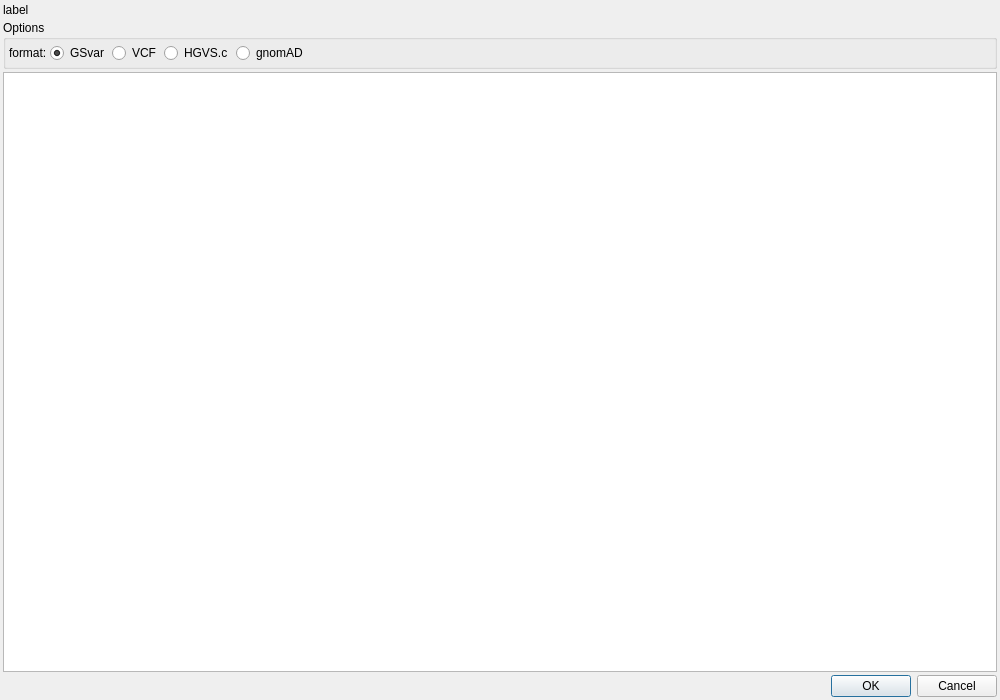
First picture: the form in src/GSvar/ImportDialog.ui, repository imgag/ngs-bits, before the edit.
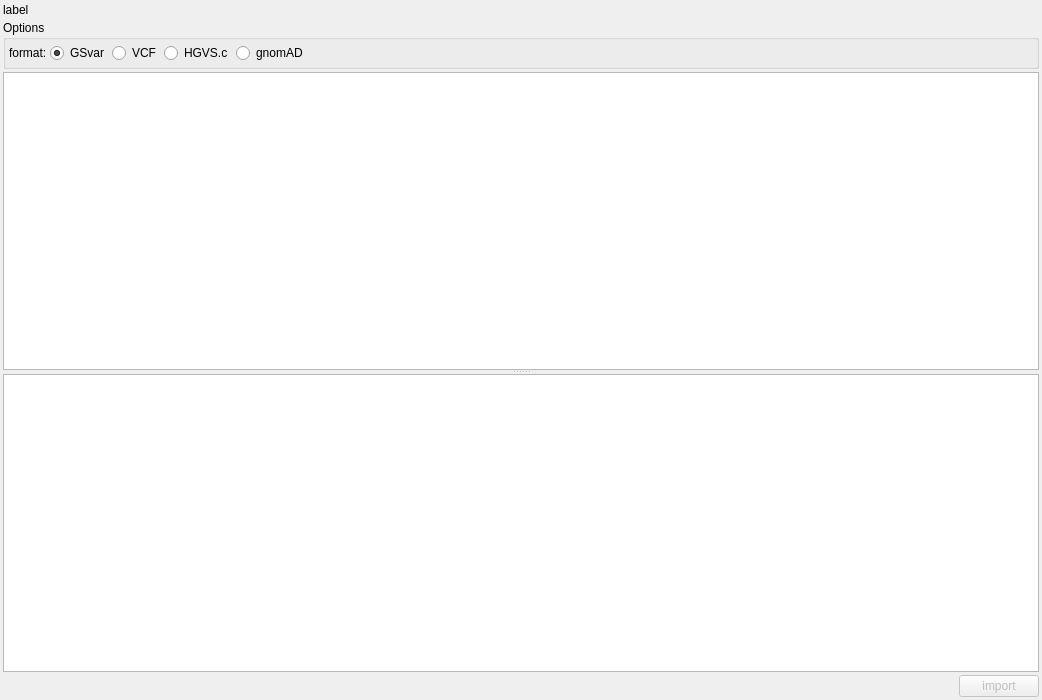
Second picture: the form after the edit.

Commit message: Added new import dialog

```diff
--- a/src/GSvar/ImportDialog.ui
+++ b/src/GSvar/ImportDialog.ui
@@ -6,7 +6,7 @@
    <rect>
     <x>0</x>
     <y>0</y>
-    <width>1000</width>
+    <width>1042</width>
     <height>700</height>
    </rect>
   </property>
@@ -19,7 +19,13 @@
   <property name="windowTitle">
    <string>Dialog</string>
   </property>
-  <layout class="QGridLayout" name="gridLayout">
+  <property name="sizeGripEnabled">
+   <bool>false</bool>
+  </property>
+  <layout class="QVBoxLayout" name="verticalLayout" stretch="0,0,1,0">
+   <property name="spacing">
+    <number>3</number>
+   </property>
    <property name="leftMargin">
     <number>3</number>
    </property>
@@ -32,20 +38,14 @@
    <property name="bottomMargin">
     <number>3</number>
    </property>
-   <property name="spacing">
-    <number>3</number>
-   </property>
-   <item row="4" column="0">
-    <widget class="QDialogButtonBox" name="buttonBox">
-     <property name="orientation">
-      <enum>Qt::Horizontal</enum>
-     </property>
-     <property name="standardButtons">
-      <set>QDialogButtonBox::Cancel|QDialogButtonBox::Ok</set>
+   <item>
+    <widget class="QLabel" name="label">
+     <property name="text">
+      <string>label</string>
      </property>
     </widget>
    </item>
-   <item row="1" column="0">
+   <item>
     <widget class="QGroupBox" name="variant_options">
      <property name="title">
       <string>Options</string>
@@ -126,7 +126,7 @@
         </property>
         <property name="sizeHint" stdset="0">
          <size>
-          <width>96</width>
+          <width>5</width>
           <height>5</height>
          </size>
         </property>
@@ -135,25 +135,70 @@
      </layout>
     </widget>
    </item>
-   <item row="3" column="0">
-    <widget class="QTableWidget" name="table">
-     <property name="editTriggers">
-      <set>QAbstractItemView::NoEditTriggers</set>
+   <item>
+    <widget class="QSplitter" name="splitter">
+     <property name="orientation">
+      <enum>Qt::Vertical</enum>
      </property>
-     <property name="selectionMode">
-      <enum>QAbstractItemView::SingleSelection</enum>
-     </property>
-     <property name="selectionBehavior">
-      <enum>QAbstractItemView::SelectRows</enum>
-     </property>
+     <widget class="QTableWidget" name="table">
+      <property name="contextMenuPolicy">
+       <enum>Qt::ActionsContextMenu</enum>
+      </property>
+      <property name="editTriggers">
+       <set>QAbstractItemView::NoEditTriggers</set>
+      </property>
+      <property name="selectionMode">
+       <enum>QAbstractItemView::SingleSelection</enum>
+      </property>
+      <property name="selectionBehavior">
+       <enum>QAbstractItemView::SelectRows</enum>
+      </property>
+     </widget>
+     <widget class="QPlainTextEdit" name="warnings">
+      <property name="minimumSize">
+       <size>
+        <width>0</width>
+        <height>200</height>
+       </size>
+      </property>
+      <property name="toolTip">
+       <string>warnings and errors</string>
+      </property>
+      <property name="readOnly">
+       <bool>true</bool>
+      </property>
+      <property name="placeholderText">
+       <string/>
+      </property>
+     </widget>
     </widget>
    </item>
-   <item row="0" column="0">
-    <widget class="QLabel" name="label">
-     <property name="text">
-      <string>label</string>
-     </property>
-    </widget>
+   <item>
+    <layout class="QHBoxLayout" name="horizontalLayout_2">
+     <item>
+      <spacer name="horizontalSpacer_2">
+       <property name="orientation">
+        <enum>Qt::Horizontal</enum>
+       </property>
+       <property name="sizeHint" stdset="0">
+        <size>
+         <width>40</width>
+         <height>20</height>
+        </size>
+       </property>
+      </spacer>
+     </item>
+     <item>
+      <widget class="QPushButton" name="import_btn">
+       <property name="enabled">
+        <bool>false</bool>
+       </property>
+       <property name="text">
+        <string>import</string>
+       </property>
+      </widget>
+     </item>
+    </layout>
    </item>
   </layout>
  </widget>
```
Left out of the diff: 35 changed lines with no effect on the pictures. The commit also changes 8 other files.
